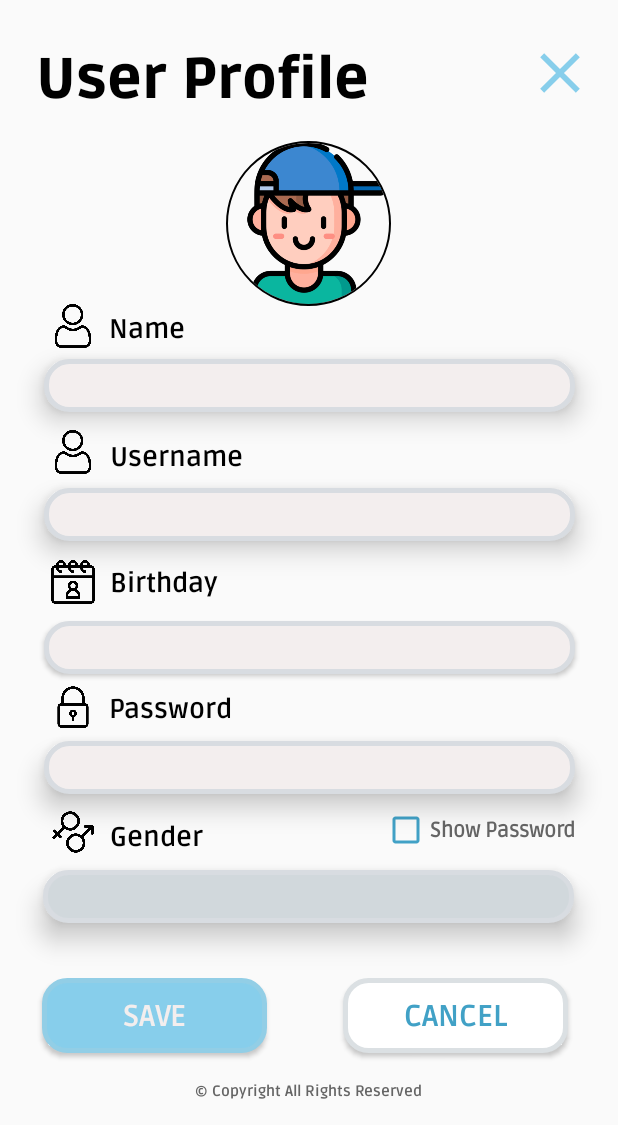
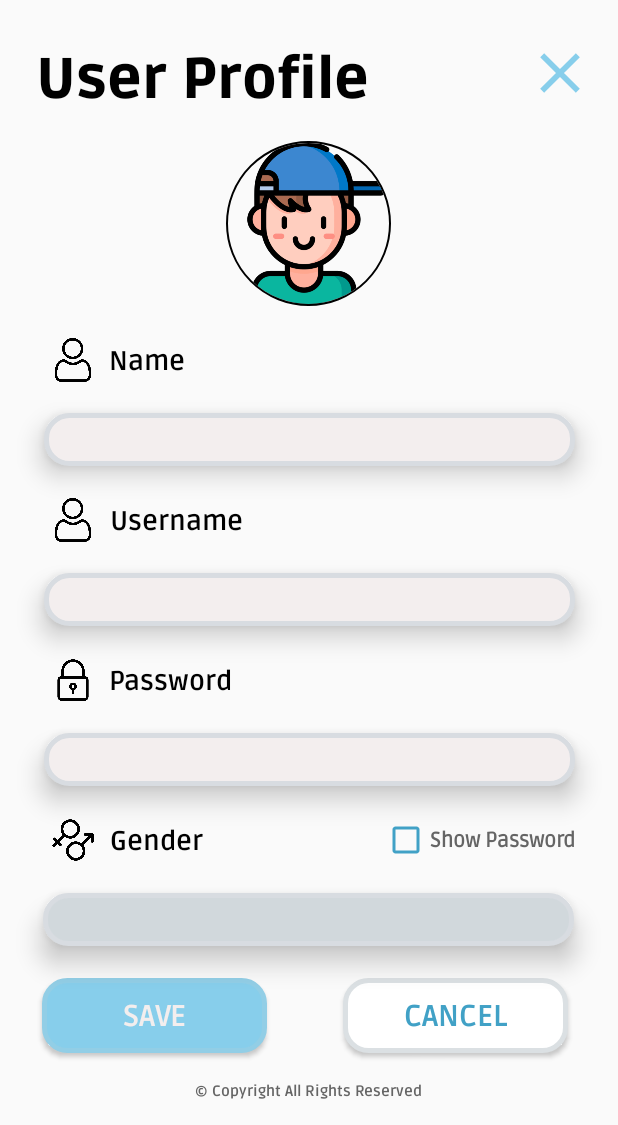
Before and after one commit to thezai01/mathalino, an Android app: the fragment UserEditFragment placed in its activity, on a phone screen of 412 x 824 dp, the part 111-1236 px from its top. Run offline under Robolectric (Android 15) with nearby library versions, the phone set to English and light mode, and no system bars; our stand-ins replace CircleImageView; 13 statements that could not run were skipped.

Commit message:
Sound Settings and Edit Profile

```diff
--- a/app/src/main/java/com/example/math_game/Navigation.java
+++ b/app/src/main/java/com/example/math_game/Navigation.java
@@ -34,7 +34,6 @@ public class Navigation extends AppCompatActivity implements NavigationView.OnNa
     Handler handle;
     Dialog confirmDialog;
     SQLiteDatabase db;
-
     NavigationView navigationView;
     Cursor cursor;
     @Override
--- a/app/src/main/java/com/example/math_game/UserEditFragment.java
+++ b/app/src/main/java/com/example/math_game/UserEditFragment.java
@@ -44,20 +44,20 @@ public class UserEditFragment extends Fragment {
     private String mParam2;
 
     DatePickerDialog dpDialog;
-    Button UPBday, UPConfirm;
+    Button UPConfirm;
+//    Button UPBday;
     EditText eTxtName, eTxtUsername, eTxtPass, eTxtGender;
 
-    private final Calendar calendar = Calendar.getInstance();
-    private final SimpleDateFormat dateFormat = new SimpleDateFormat("MMMM / dd / yyyy", Locale.getDefault());
+//    private final Calendar calendar = Calendar.getInstance();
+//    private final SimpleDateFormat dateFormat = new SimpleDateFormat("MMMM / dd / yyyy", Locale.getDefault());
     SQLiteDatabase db;
     Cursor cursor;
 
     SharedPreferences sharedPrefer;
 
     String textDate[] = {""}, username, userDate;
-    String[] dateMonth;
-    private int cYear = calendar.get(Calendar.YEAR), cMonth = calendar.get(Calendar.MONTH), cDay = calendar.get(Calendar.DAY_OF_MONTH),  age[] = {0};
-
+//    String[] dateMonth;
+//    private int cYear = calendar.get(Calendar.YEAR), cMonth = calendar.get(Calendar.MONTH), cDay = calendar.get(Calendar.DAY_OF_MONTH),  age[] = {0};
     private static Dialog errorDialog, confirmDialog;
 
     public UserEditFragment() {
@@ -128,16 +128,16 @@ public class UserEditFragment extends Fragment {
         eTxtGender.setText(cursor.getString(5));
         if(cursor.getString(5).equals("Male")) imgUserPfp.setImageResource(R.drawable.icon_boy);
         else imgUserPfp.setImageResource(R.drawable.icon_girl);
-        age[0] = cursor.getInt(4);
+//        age[0] = cursor.getInt(4);
         cursor.close();
 
         // FOR DATE PICKER
-        dateMonth = getResources().getStringArray(R.array.dateMonth);
-        UPBday = getView().findViewById(R.id.btnUPBday);
-        UPBday.setText(userDate);
-        setCDate();
-        dpDialog = CommonUtils.initDatePicker(requireActivity(), dpDialog, calendar, textDate, dateMonth, age, cYear, cMonth, cDay, UPBday);
-        UPBday.setOnClickListener(v ->  dpDialog.show());
+//        dateMonth = getResources().getStringArray(R.array.dateMonth);
+//        UPBday = getView().findViewById(R.id.btnUPBday);
+//        UPBday.setText(userDate);
+//        setCDate();
+//        dpDialog = CommonUtils.initDatePicker(requireActivity(), dpDialog, calendar, textDate, dateMonth, age, cYear, cMonth, cDay, UPBday);
+//        UPBday.setOnClickListener(v ->  dpDialog.show());
 
         CheckBox UPShowPass= getView().findViewById(R.id.chckBoxUPShowPass);
         UPShowPass.setOnClickListener(v -> {
@@ -157,17 +157,17 @@ public class UserEditFragment extends Fragment {
 
     }
 
-    // SETTING DATE-PICKER DEFAULT, USER BIRTHDATE
-    public void setCDate(){
-        try {
-            Date date = dateFormat.parse(userDate);
-
-            cMonth = date.getMonth();
-            cDay = date.getDate();
-            cYear = date.getYear() + 1900;
-
-        } catch (ParseException e) {throw new RuntimeException(e);}
-    }
+//    // SETTING DATE-PICKER DEFAULT, USER BIRTHDATE
+//    public void setCDate(){
+//        try {
+//            Date date = dateFormat.parse(userDate);
+//
+//            cMonth = date.getMonth();
+//            cDay = date.getDate();
+//            cYear = date.getYear() + 1900;
+//
+//        } catch (ParseException e) {throw new RuntimeException(e);}
+//    }
 
     // EDITING USER PROFILE
     public void editProfile(){
@@ -193,7 +193,7 @@ public class UserEditFragment extends Fragment {
         values.put("username", String.valueOf(eTxtUsername.getText()));
         values.put("uPass", String.valueOf(eTxtPass.getText()));
         values.put("uName", String.valueOf(eTxtName.getText()));
-        values.put("uBday", String.valueOf(UPBday.getText()));
+//        values.put("uBday", String.valueOf(UPBday.getText()));
 
         // UPDATE HOME FRAGMENT
         SharedPreferences.Editor editor = sharedPrefer.edit();
--- a/app/src/main/res/layout/fragment_user_edit.xml
+++ b/app/src/main/res/layout/fragment_user_edit.xml
@@ -10,35 +10,16 @@
         android:layout_width="match_parent"
         android:layout_height="match_parent">
 
-        <Button
-            android:id="@+id/btnUPBday"
-            android:layout_width="354dp"
-            android:layout_height="35dp"
-            android:background="@drawable/custom_txtbox"
-            android:paddingLeft="8dp"
-            android:textAlignment="viewStart"
-            android:textAllCaps="false"
-            android:textColor="@color/gray"
-            android:textSize="16sp"
-            android:typeface="normal"
-            app:layout_constraintBottom_toBottomOf="parent"
-            app:layout_constraintEnd_toEndOf="parent"
-            app:layout_constraintHorizontal_bias="0.508"
-            app:layout_constraintStart_toStartOf="parent"
-            app:layout_constraintTop_toTopOf="parent"
-            app:layout_constraintVertical_bias="0.563"
-            tools:ignore="TouchTargetSizeCheck" />
-
         <ImageView
             android:id="@+id/imageView14"
             android:layout_width="29dp"
             android:layout_height="29dp"
             android:src="@drawable/icon_user"
-            app:layout_constraintBottom_toBottomOf="@+id/txtCopyrights3"
             app:layout_constraintEnd_toEndOf="parent"
             app:layout_constraintHorizontal_bias="0.089"
             app:layout_constraintStart_toStartOf="parent"
-            app:layout_constraintTop_toTopOf="parent"
+            app:layout_constraintTop_toBottomOf="@+id/edtTextUPName"
+            app:layout_constraintBottom_toTopOf="@+id/edtTextUPUName"
             app:layout_constraintVertical_bias="0.384" />
 
         <EditText
@@ -51,10 +32,10 @@
             android:inputType="text"
             android:paddingLeft="10dp"
             android:textColor="@color/gray"
-            app:layout_constraintBottom_toBottomOf="parent"
+            app:layout_constraintBottom_toTopOf="@+id/imageView8"
             app:layout_constraintEnd_toEndOf="parent"
             app:layout_constraintStart_toStartOf="parent"
-            app:layout_constraintTop_toTopOf="parent"
+            app:layout_constraintTop_toBottomOf="@+id/imageView14"
             app:layout_constraintVertical_bias="0.435"
             tools:ignore="TouchTargetSizeCheck" />
 
@@ -101,10 +82,10 @@
             android:inputType="text"
             android:paddingLeft="10dp"
             android:textColor="@color/gray"
-            app:layout_constraintBottom_toBottomOf="parent"
+            app:layout_constraintBottom_toTopOf="@+id/imageView14"
             app:layout_constraintEnd_toEndOf="parent"
             app:layout_constraintStart_toStartOf="parent"
-            app:layout_constraintTop_toTopOf="parent"
+            app:layout_constraintTop_toBottomOf="@+id/imageView12"
             app:layout_constraintVertical_bias="0.31"
             tools:ignore="TouchTargetSizeCheck" />
 
@@ -119,10 +100,10 @@
             android:paddingLeft="10dp"
             android:password="true"
             android:textColor="@color/gray"
-            app:layout_constraintBottom_toBottomOf="parent"
+            app:layout_constraintTop_toBottomOf="@+id/imageView8"
             app:layout_constraintEnd_toEndOf="parent"
             app:layout_constraintStart_toStartOf="parent"
-            app:layout_constraintTop_toTopOf="parent"
+            app:layout_constraintBottom_toTopOf="@+id/imageView9"
             app:layout_constraintVertical_bias="0.68"
             tools:ignore="TouchTargetSizeCheck" />
 
@@ -134,12 +115,11 @@
             android:text="Password"
             android:textColor="@color/black"
             android:textSize="18sp"
-            app:layout_constraintBottom_toBottomOf="parent"
             app:layout_constraintEnd_toEndOf="parent"
             app:layout_constraintHorizontal_bias="0.221"
             app:layout_constraintStart_toStartOf="parent"
-            app:layout_constraintTop_toTopOf="parent"
-            app:layout_constraintVertical_bias="0.62" />
+            app:layout_constraintBottom_toTopOf="@+id/edtTxtUPPassword"
+            app:layout_constraintTop_toBottomOf="@+id/edtTextUPUName"/>
 
         <CheckBox
             android:id="@+id/chckBoxUPShowPass"
@@ -150,12 +130,11 @@
             android:text="Show Password"
             android:textColor="@color/gray"
             android:textStyle="bold"
-            app:layout_constraintBottom_toBottomOf="parent"
+            app:layout_constraintBottom_toTopOf="@+id/edtTxtUPPassword"
             app:layout_constraintEnd_toEndOf="parent"
             app:layout_constraintHorizontal_bias="0.9"
             app:layout_constraintStart_toStartOf="parent"
-            app:layout_constraintTop_toTopOf="parent"
-            app:layout_constraintVertical_bias="0.739"
+            app:layout_constraintTop_toBottomOf="@+id/edtTxtUPGender"
             tools:ignore="TouchTargetSizeCheck" />
 
         <ImageView
@@ -163,11 +142,11 @@
             android:layout_width="29dp"
             android:layout_height="29dp"
             android:src="@drawable/icon_lock"
-            app:layout_constraintBottom_toBottomOf="parent"
             app:layout_constraintEnd_toEndOf="parent"
             app:layout_constraintHorizontal_bias="0.089"
             app:layout_constraintStart_toStartOf="parent"
-            app:layout_constraintTop_toTopOf="parent"
+            app:layout_constraintBottom_toTopOf="@+id/edtTxtUPPassword"
+            app:layout_constraintTop_toBottomOf="@+id/edtTextUPUName"
             app:layout_constraintVertical_bias="0.62" />
 
         <EditText
@@ -183,38 +162,13 @@
             android:inputType="text"
             android:paddingLeft="10dp"
             android:textColor="@color/gray"
-            app:layout_constraintBottom_toBottomOf="parent"
+            app:layout_constraintBottom_toTopOf="@+id/btnUserProfileSave"
             app:layout_constraintEnd_toEndOf="parent"
             app:layout_constraintHorizontal_bias="0.491"
             app:layout_constraintStart_toStartOf="parent"
-            app:layout_constraintTop_toTopOf="parent"
+            app:layout_constraintTop_toBottomOf="@+id/imageView9"
             app:layout_constraintVertical_bias="0.804"
             tools:ignore="TouchTargetSizeCheck" />
-
-        <ImageView
-            android:id="@+id/imageView7"
-            android:layout_width="29dp"
-            android:layout_height="29dp"
-            android:src="@drawable/icon_bdate"
-            app:layout_constraintBottom_toBottomOf="parent"
-            app:layout_constraintEnd_toEndOf="parent"
-            app:layout_constraintHorizontal_bias="0.089"
-            app:layout_constraintStart_toStartOf="parent"
-            app:layout_constraintTop_toTopOf="parent" />
-
-        <TextView
-            android:id="@+id/textView16"
-            android:layout_width="wrap_content"
-            android:layout_height="wrap_content"
-            android:fontFamily="@font/ruda_bold"
-            android:text="Birthday"
-            android:textColor="@color/black"
-            android:textSize="18sp"
-            app:layout_constraintBottom_toBottomOf="parent"
-            app:layout_constraintEnd_toEndOf="parent"
-            app:layout_constraintHorizontal_bias="0.215"
-            app:layout_constraintStart_toStartOf="parent"
-            app:layout_constraintTop_toTopOf="parent" />
 
         <TextView
             android:id="@+id/textView15"
@@ -224,12 +178,11 @@
             android:text="Name"
             android:textColor="@color/black"
             android:textSize="18sp"
-            app:layout_constraintBottom_toBottomOf="parent"
             app:layout_constraintEnd_toEndOf="parent"
             app:layout_constraintHorizontal_bias="0.202"
             app:layout_constraintStart_toStartOf="parent"
-            app:layout_constraintTop_toTopOf="parent"
-            app:layout_constraintVertical_bias="0.258" />
+            app:layout_constraintTop_toBottomOf="@+id/imgViewUPProfile"
+            app:layout_constraintBottom_toTopOf="@+id/edtTextUPName"/>
 
         <TextView
             android:id="@+id/textView5"
@@ -239,12 +192,11 @@
             android:text="Username"
             android:textColor="@color/black"
             android:textSize="18sp"
-            app:layout_constraintBottom_toBottomOf="parent"
             app:layout_constraintEnd_toEndOf="parent"
             app:layout_constraintHorizontal_bias="0.226"
             app:layout_constraintStart_toStartOf="parent"
-            app:layout_constraintTop_toTopOf="parent"
-            app:layout_constraintVertical_bias="0.38" />
+            app:layout_constraintTop_toBottomOf="@+id/edtTextUPName"
+            app:layout_constraintBottom_toTopOf="@+id/edtTextUPUName"/>
 
         <TextView
             android:id="@+id/textView18"
@@ -254,12 +206,11 @@
             android:text="Gender"
             android:textColor="@color/black"
             android:textSize="18sp"
-            app:layout_constraintBottom_toBottomOf="parent"
             app:layout_constraintEnd_toEndOf="parent"
             app:layout_constraintHorizontal_bias="0.209"
             app:layout_constraintStart_toStartOf="parent"
-            app:layout_constraintTop_toTopOf="parent"
-            app:layout_constraintVertical_bias="0.742" />
+            app:layout_constraintBottom_toTopOf="@+id/edtTxtUPGender"
+            app:layout_constraintTop_toBottomOf="@+id/edtTxtUPPassword"/>
 
         <de.hdodenhof.circleimageview.CircleImageView
             android:id="@+id/imgViewUPProfile"
@@ -297,11 +248,11 @@
             android:layout_width="29dp"
             android:layout_height="29dp"
             android:src="@drawable/icon_gender"
-            app:layout_constraintBottom_toBottomOf="parent"
             app:layout_constraintEnd_toEndOf="parent"
             app:layout_constraintHorizontal_bias="0.089"
             app:layout_constraintStart_toStartOf="parent"
-            app:layout_constraintTop_toTopOf="parent"
+            app:layout_constraintBottom_toTopOf="@+id/edtTxtUPGender"
+            app:layout_constraintTop_toBottomOf="@+id/edtTxtUPPassword"
             app:layout_constraintVertical_bias="0.74" />
 
         <Button
@@ -325,11 +276,11 @@
             android:layout_width="29dp"
             android:layout_height="29dp"
             android:src="@drawable/icon_user"
-            app:layout_constraintBottom_toBottomOf="@+id/txtCopyrights3"
             app:layout_constraintEnd_toEndOf="parent"
             app:layout_constraintHorizontal_bias="0.089"
             app:layout_constraintStart_toStartOf="parent"
-            app:layout_constraintTop_toTopOf="parent"
+            app:layout_constraintTop_toBottomOf="@+id/imgViewUPProfile"
+            app:layout_constraintBottom_toTopOf="@+id/edtTextUPName"
             app:layout_constraintVertical_bias="0.26" />
 
         <ImageView
```
Also changed, not shown: app/src/main/java/com/example/math_game/SettingFragment.java (+55 -0 lines), app/src/main/java/com/example/math_game/SoundManager.java (+27 -1 lines).
